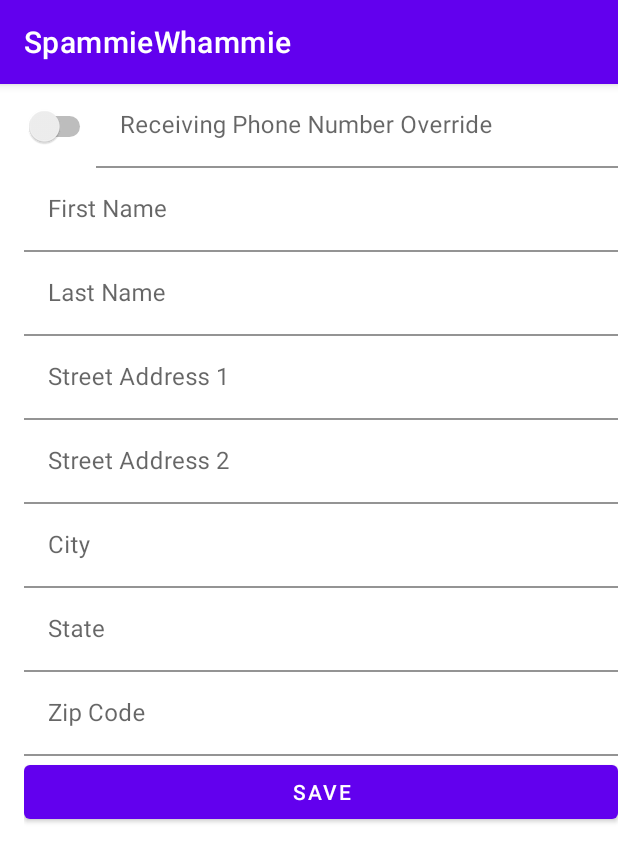
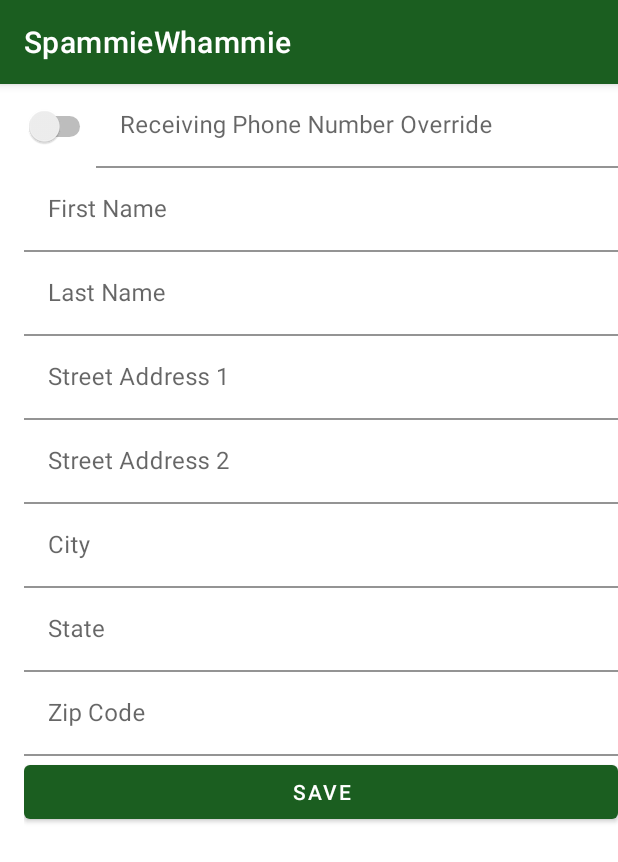
Before and after one commit to leocui9387/SpammieWhammie, an Android app: the screen it shows after launch (MainActivity), in the options menu, after a tap on "Contact Info", on a phone screen of 412 x 824 dp. Shown: the top 862 px of the screen. Run offline under Robolectric (Android 15) with nearby library versions, the phone set to English and light mode, and no system bars; our stand-ins replace AdMob; 8 statements that could not run were skipped.

```diff
--- a/app/src/main/AndroidManifest.xml
+++ b/app/src/main/AndroidManifest.xml
@@ -3,7 +3,6 @@
     package="com.basicbear.spammiewhammie">
     <uses-permission android:name="android.permission.READ_CALL_LOG"/>
     <uses-permission android:name="android.permission.READ_PHONE_STATE"/>
-
     <uses-permission android:name="android.permission.INTERNET"/>
     <application
         android:allowBackup="true"
--- a/app/src/main/res/values/colors.xml
+++ b/app/src/main/res/values/colors.xml
@@ -7,4 +7,12 @@
     <color name="teal_700">#FF018786</color>
     <color name="black">#FF000000</color>
     <color name="white">#FFFFFFFF</color>
+
+    <color name="green">#1B5E20</color>
+    <color name="green_dark">#003300</color>
+    <color name="green_light">#A5D6A7</color>
+    <color name="blue">#0288D1</color>
+    <color name="blue_dark">#005B9F</color>
+    <color name="blue_light">#81D4FA</color>
+
 </resources>
--- a/app/src/main/res/values/themes.xml
+++ b/app/src/main/res/values/themes.xml
@@ -2,12 +2,12 @@
     <!-- Base application theme. -->
     <style name="Theme.SpammieWhammie" parent="Theme.MaterialComponents.DayNight.DarkActionBar">
         <!-- Primary brand color. -->
-        <item name="colorPrimary">@color/purple_500</item>
-        <item name="colorPrimaryVariant">@color/purple_700</item>
+        <item name="colorPrimary">@color/green</item>
+        <item name="colorPrimaryVariant">@color/green_dark</item>
         <item name="colorOnPrimary">@color/white</item>
         <!-- Secondary brand color. -->
-        <item name="colorSecondary">@color/teal_200</item>
-        <item name="colorSecondaryVariant">@color/teal_700</item>
+        <item name="colorSecondary">@color/blue</item>
+        <item name="colorSecondaryVariant">@color/blue_dark</item>
         <item name="colorOnSecondary">@color/black</item>
         <!-- Status bar color. -->
         <item name="android:statusBarColor" tools:targetApi="l">?attr/colorPrimaryVariant</item>
```
Also changed, not shown: app/src/main/java/com/basicbear/spammiewhammie/MainActivity.kt (+7 -4 lines), app/src/main/java/com/basicbear/spammiewhammie/ui/report/ReportFragment.kt (+16 -5 lines), app/src/main/res/values/strings.xml (+0 -17 lines).
